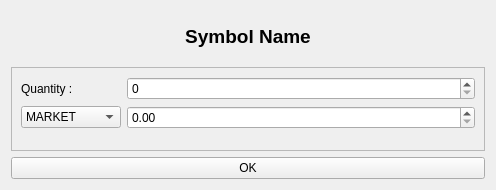
Before: the Qt Designer form UIFiles/orderDlg.ui in ShubhamMandavkar/TYLiveProjectt-StockAutomationSystem, drawn with Qt 5.
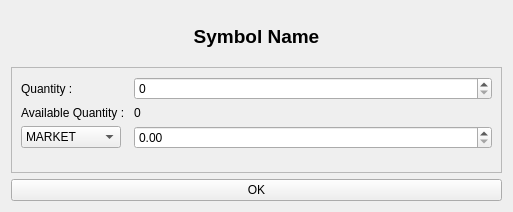
After: the same form once the commit is applied.

Patch:
```diff
--- a/UIFiles/orderDlg.ui
+++ b/UIFiles/orderDlg.ui
@@ -6,8 +6,8 @@
    <rect>
     <x>0</x>
     <y>0</y>
-    <width>496</width>
-    <height>190</height>
+    <width>513</width>
+    <height>212</height>
    </rect>
   </property>
   <property name="windowTitle">
@@ -52,7 +52,7 @@
         </property>
        </widget>
       </item>
-      <item row="1" column="0">
+      <item row="2" column="0">
        <widget class="QComboBox" name="cmbPriceType">
         <property name="minimumSize">
          <size>
@@ -85,9 +85,23 @@
       <item row="0" column="1">
        <widget class="QSpinBox" name="sbQuantity"/>
       </item>
-      <item row="1" column="1">
+      <item row="2" column="1">
        <widget class="QDoubleSpinBox" name="dsbPriceValue"/>
       </item>
+      <item row="1" column="0">
+       <widget class="QLabel" name="lblAvailQuantity">
+        <property name="text">
+         <string>Available Quantity : </string>
+        </property>
+       </widget>
+      </item>
+      <item row="1" column="1">
+       <widget class="QLabel" name="lblAvailQuantityVal">
+        <property name="text">
+         <string>0</string>
+        </property>
+       </widget>
+      </item>
      </layout>
     </widget>
    </item>
```
